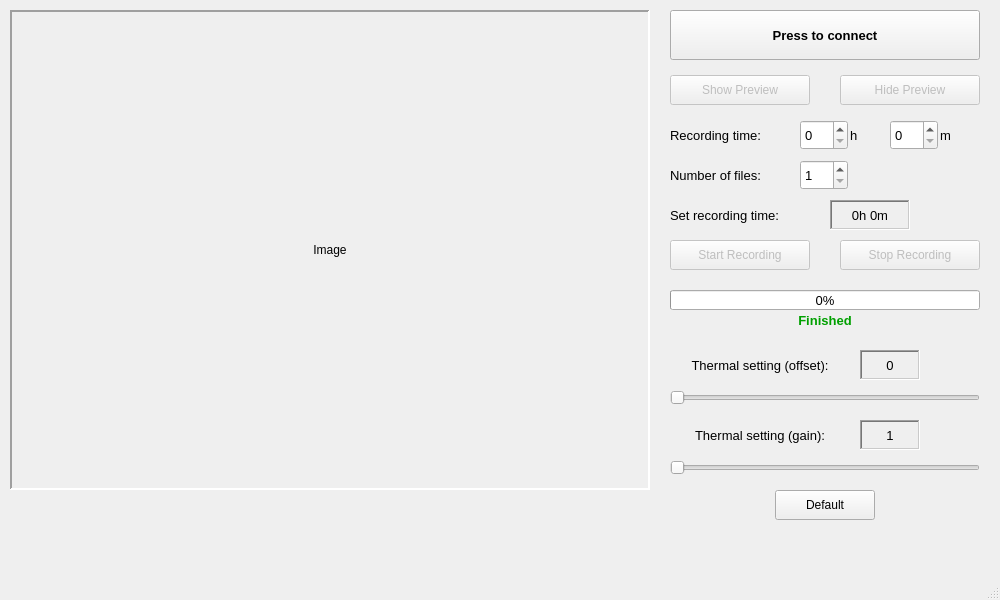
The window that sleepmonitormain.ui (Schmidt9898/qt_sleepmonitor) describes before a commit, drawn with Qt 5.
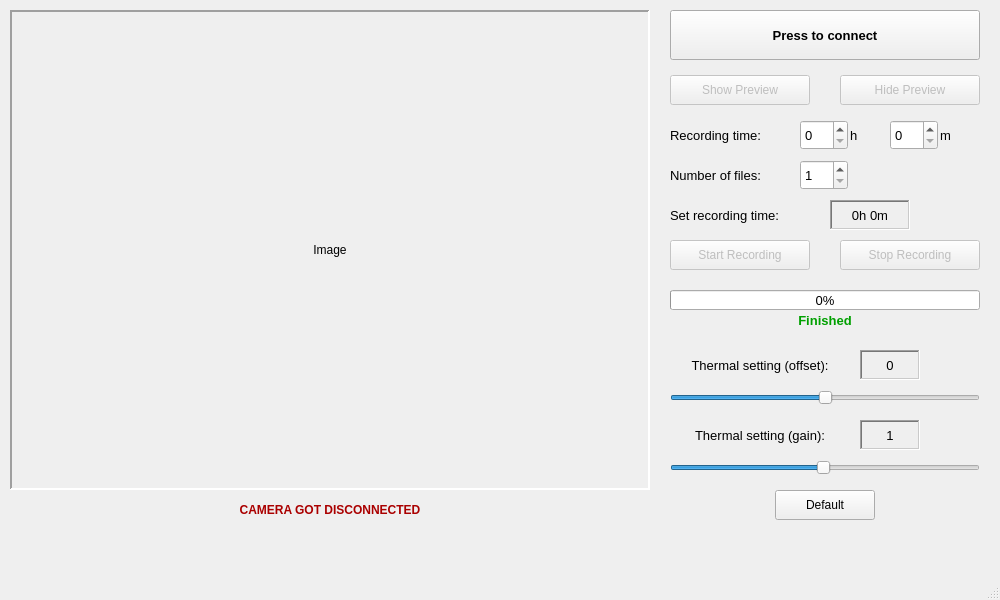
The same window after the commit.

Patch:
```diff
--- a/sleepmonitormain.ui
+++ b/sleepmonitormain.ui
@@ -19,8 +19,26 @@
     <verstretch>0</verstretch>
    </sizepolicy>
   </property>
+  <property name="minimumSize">
+   <size>
+    <width>1000</width>
+    <height>600</height>
+   </size>
+  </property>
+  <property name="maximumSize">
+   <size>
+    <width>1000</width>
+    <height>600</height>
+   </size>
+  </property>
+  <property name="contextMenuPolicy">
+   <enum>Qt::ActionsContextMenu</enum>
+  </property>
   <property name="windowTitle">
-   <string>SleepMonitorMain</string>
+   <string>Sleepmonitor Recorder</string>
+  </property>
+  <property name="tabShape">
+   <enum>QTabWidget::Rounded</enum>
   </property>
   <widget class="QWidget" name="centralwidget">
    <widget class="QPushButton" name="startRecordingButton">
@@ -122,10 +140,13 @@
      </font>
     </property>
     <property name="minimum">
-     <number>0</number>
+     <number>22500</number>
     </property>
     <property name="maximum">
-     <number>255</number>
+     <number>25000</number>
+    </property>
+    <property name="value">
+     <number>23750</number>
     </property>
     <property name="orientation">
      <enum>Qt::Horizontal</enum>
@@ -173,6 +194,9 @@
     <property name="maximum">
      <number>100</number>
     </property>
+    <property name="value">
+     <number>50</number>
+    </property>
     <property name="orientation">
      <enum>Qt::Horizontal</enum>
     </property>
@@ -593,6 +617,30 @@
      <string>Default</string>
     </property>
    </widget>
+   <widget class="QLabel" name="disconnectedLabel">
+    <property name="geometry">
+     <rect>
+      <x>220</x>
+      <y>500</y>
+      <width>220</width>
+      <height>20</height>
+     </rect>
+    </property>
+    <property name="font">
+     <font>
+      <bold>true</bold>
+     </font>
+    </property>
+    <property name="styleSheet">
+     <string notr="true">color: rgb(170, 0, 0);</string>
+    </property>
+    <property name="text">
+     <string>CAMERA GOT DISCONNECTED</string>
+    </property>
+    <property name="alignment">
+     <set>Qt::AlignCenter</set>
+    </property>
+   </widget>
   </widget>
   <widget class="QMenuBar" name="menubar">
    <property name="geometry">
```
Left out of the diff: 6 changed lines with no effect on the pictures.
